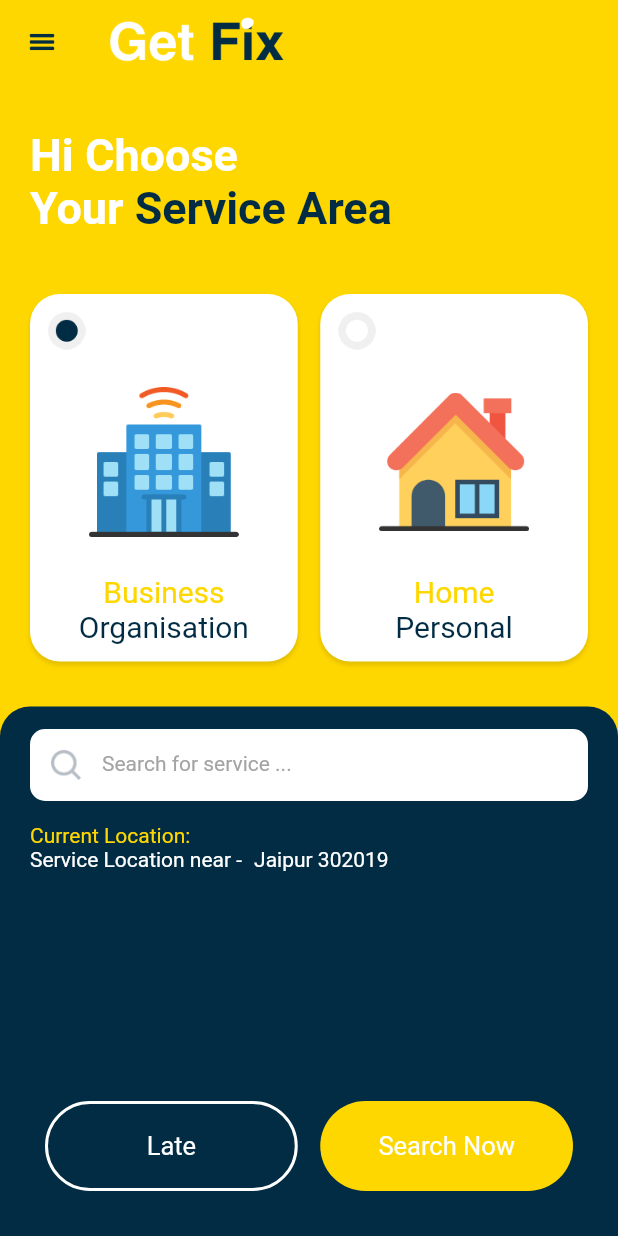
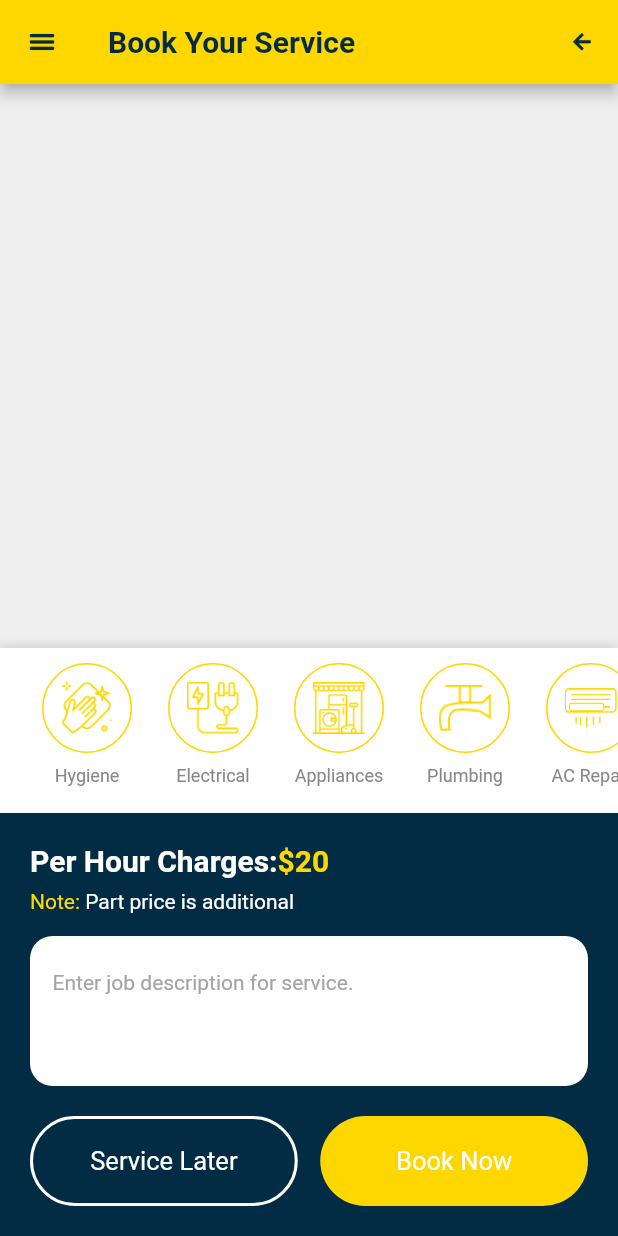
Before and after one commit to codeforany/online_maintenance_service_flutter, a Flutter app: the ChooseServiceScreen screen opened directly, after a tap on "Search Now", on a phone screen of 412 x 824 dp. Run offline on Flutter 3.47's test engine with Material 3 defaults, Android fonts, the phone set to English and light mode, and no system bars; our stand-ins replace flutter_otp_text_field, flutter_rating_bar, image_picker; missing offline and left inert: fl_country_code_picker.

Commit message:
book your service screen ui

```diff
--- /dev/null
+++ b/lib/screen/home/book_service_screen.dart
@@ -0,0 +1,216 @@
+import 'package:flutter/material.dart';
+import 'package:maintenance_service_app/common/color_extension.dart';
+import 'package:maintenance_service_app/common/extension.dart';
+import 'package:maintenance_service_app/common_widget/round_button.dart';
+import 'package:maintenance_service_app/common_widget/select_icon_title_button.dart';
+
+class BookingServiceScreen extends StatefulWidget {
+  const BookingServiceScreen({super.key});
+
+  @override
+  State<BookingServiceScreen> createState() => _BookingServiceScreenState();
+}
+
+class _BookingServiceScreenState extends State<BookingServiceScreen> {
+  List catArr = [
+    {
+      "title": "Hygiene",
+      "image": "assets/img/hygiene.png",
+    },
+    {
+      "title": "Electrical",
+      "image": "assets/img/electric_plug.png",
+    },
+    {
+      "title": "Appliances",
+      "image": "assets/img/appllication.png",
+    },
+    {
+      "title": "Plumbing",
+      "image": "assets/img/plumbing.png",
+    },
+    {
+      "title": "AC Repair",
+      "image": "assets/img/ac_repair.png",
+    },
+  ];
+
+  Map? selectItem;
+
+  @override
+  Widget build(BuildContext context) {
+    return Scaffold(
+      backgroundColor: const Color(0xffEFEFEF),
+      appBar: AppBar(
+        backgroundColor: TColor.primary,
+        centerTitle: false,
+        leading: IconButton(
+          onPressed: () {},
+          icon: Image.asset(
+            "assets/img/menu.png",
+          ),
+        ),
+        title: Text(
+          "Book Your Service",
+          style: TextStyle(
+            color: TColor.primaryText,
+            fontSize: 20,
+            fontWeight: FontWeight.bold,
+          ),
+        ),
+        actions: [
+          IconButton(
+            onPressed: () {
+              context.pop();
+            },
+            icon: Image.asset(
+              "assets/img/back.png",
+            ),
+          ),
+        ],
+      ),
+      body: Column(
+        children: [
+          const Spacer(),
+          Container(
+            height: 110,
+            decoration: const BoxDecoration(color: Colors.white, boxShadow: [
+              BoxShadow(
+                  color: Colors.black12, blurRadius: 5, offset: Offset(0, -2))
+            ]),
+            child: ListView.separated(
+              padding: const EdgeInsets.symmetric(
+                horizontal: 20,
+                vertical: 10,
+              ),
+              scrollDirection: Axis.horizontal,
+              itemBuilder: (context, index) {
+                var obj = catArr[index];
+
+                return SelectIconTitleButton(
+                  title: obj["title"] as String? ?? "",
+                  icon: obj["image"] as String? ?? "",
+                  isSelect: selectItem == obj,
+                  onPressed: () {
+                    setState(() {
+                      selectItem = obj;
+                    });
+                  },
+                );
+              },
+              separatorBuilder: (context, index) => const SizedBox(
+                width: 8,
+              ),
+              itemCount: catArr.length,
+            ),
+          ),
+          Container(
+            decoration: BoxDecoration(
+              color: TColor.secondary,
+            ),
+            width: double.maxFinite,
+            padding: const EdgeInsets.symmetric(horizontal: 20, vertical: 20),
+            child: Column(
+              crossAxisAlignment: CrossAxisAlignment.start,
+              children: [
+                Row(
+                  children: [
+                    const Text(
+                      "Per Hour Charges:",
+                      style: TextStyle(
+                        color: Colors.white,
+                        fontSize: 20,
+                        fontWeight: FontWeight.bold,
+                      ),
+                    ),
+                    Text(
+                      "\$20",
+                      style: TextStyle(
+                        color: TColor.primary,
+                        fontSize: 20,
+                        fontWeight: FontWeight.bold,
+                      ),
+                    ),
+                  ],
+                ),
+                const SizedBox(
+                  height: 8,
+                ),
+                Row(
+                  children: [
+                    Text(
+                      "Note: ",
+                      style: TextStyle(
+                        color: TColor.primary,
+                        fontSize: 14,
+                      ),
+                    ),
+                    const Text(
+                      "Part price is additional",
+                      style: TextStyle(
+                        color: Colors.white,
+                        fontSize: 14,
+                      ),
+                    ),
+                  ],
+                ),
+                const SizedBox(
+                  height: 15,
+                ),
+                Container(
+                  decoration: BoxDecoration(
+                    color: Colors.white,
+                    borderRadius: BorderRadius.circular(15),
+                  ),
+                  padding:
+                      const EdgeInsets.symmetric(horizontal: 15, vertical: 8),
+                  child: TextField(
+                    maxLines: 10,
+                    minLines: 3,
+                    style: TextStyle(
+                      color: TColor.primaryText,
+                      fontSize: 17,
+                    ),
+                    decoration: InputDecoration(
+                      enabledBorder: InputBorder.none,
+                      focusedBorder: InputBorder.none,
+                      hintText: "Enter job description for service.",
+                      hintStyle: TextStyle(
+                        color: TColor.placeholder,
+                        fontSize: 14,
+                      ),
+                    ),
+                  ),
+                ),
+                const SizedBox(
+                  height: 20,
+                ),
+                Row(
+                  children: [
+                    Expanded(
+                      child: RoundButton(
+                        title: "Service Later",
+                        type: RoundButtonType.line,
+                        lineColor: Colors.white,
+                        onPressed: () {},
+                      ),
+                    ),
+                    const SizedBox(
+                      width: 15,
+                    ),
+                    Expanded(
+                      child: RoundButton(
+                        title: "Book Now",
+                        onPressed: () {},
+                      ),
+                    )
+                  ],
+                )
+              ],
+            ),
+          )
+        ],
+      ),
+    );
+  }
+}
--- a/lib/screen/home/choose_service_screen.dart
+++ b/lib/screen/home/choose_service_screen.dart
@@ -2,6 +2,7 @@ import 'package:flutter/material.dart';
 import 'package:maintenance_service_app/common/color_extension.dart';
 import 'package:maintenance_service_app/common/extension.dart';
 import 'package:maintenance_service_app/common_widget/round_button.dart';
+import 'package:maintenance_service_app/screen/home/book_service_screen.dart';
 import 'package:maintenance_service_app/screen/profile/rate_of_service_screen.dart';
 
 class ChooseServiceScreen extends StatefulWidget {
@@ -312,8 +313,13 @@ class _ChooseServiceScreenState extends State<ChooseServiceScreen> {
                         width: 15,
                       ),
                       Expanded(
-                          child: RoundButton(
-                              title: "Search Now", onPressed: () {})),
+                        child: RoundButton(
+                          title: "Search Now",
+                          onPressed: () {
+                            context.push(const BookingServiceScreen());
+                          },
+                        ),
+                      ),
                     ],
                   ),
                 ),
```
